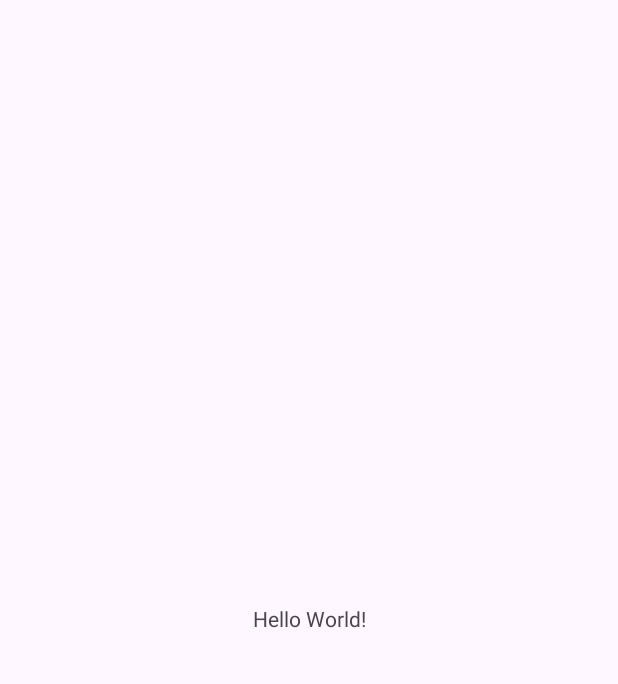
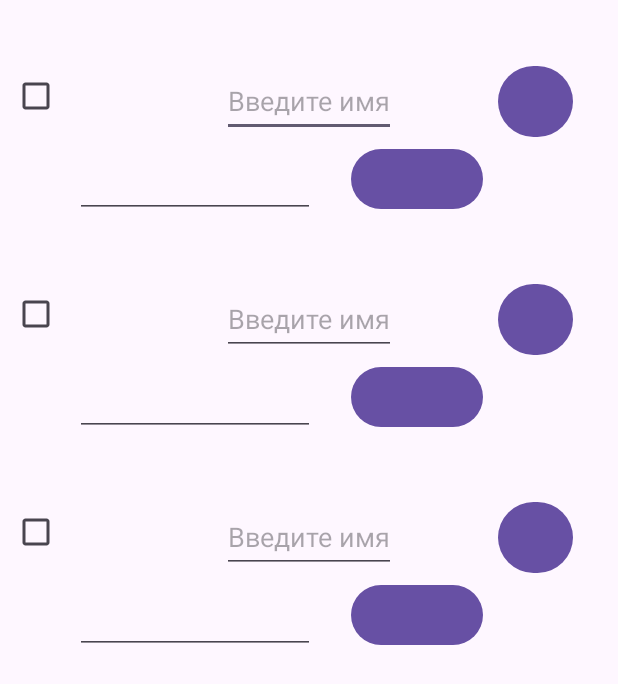
Before and after one commit to AndreyAbdulkayumov/MyCapital_Kotlin, an Android app: the screen it shows after launch (MainActivity), on a phone screen of 412 x 824 dp. Before the commit the part shown is almost empty. Shown: the top 684 px of the screen. Run offline under Robolectric (Android 15) with nearby library versions, the phone set to English and light mode, and no system bars.

Commit message:
0.1.0
1. Добавлена разметка для поля части капитала.

```diff
--- a/app/src/main/res/layout/activity_main.xml
+++ b/app/src/main/res/layout/activity_main.xml
@@ -6,13 +6,26 @@
     android:layout_height="match_parent"
     tools:context=".MainActivity">
 
-    <TextView
-        android:layout_width="wrap_content"
-        android:layout_height="wrap_content"
-        android:text="Hello World!"
-        app:layout_constraintBottom_toBottomOf="parent"
-        app:layout_constraintEnd_toEndOf="parent"
-        app:layout_constraintStart_toStartOf="parent"
-        app:layout_constraintTop_toTopOf="parent" />
+    <LinearLayout
+        android:layout_width="match_parent"
+        android:layout_height="match_parent"
+        android:orientation="vertical">
+
+        <include layout="@layout/part_of_capital_field"
+            android:layout_width="wrap_content"
+            android:layout_height="wrap_content"
+            android:layout_marginTop="40dp"/>
+
+        <include layout="@layout/part_of_capital_field"
+            android:layout_width="wrap_content"
+            android:layout_height="wrap_content"
+            android:layout_marginTop="40dp"/>
+
+        <include layout="@layout/part_of_capital_field"
+            android:layout_width="wrap_content"
+            android:layout_height="wrap_content"
+            android:layout_marginTop="40dp"/>
+
+    </LinearLayout>
 
 </androidx.constraintlayout.widget.ConstraintLayout>
--- /dev/null
+++ b/app/src/main/res/layout/part_of_capital_field.xml
@@ -0,0 +1,82 @@
+<?xml version="1.0" encoding="utf-8"?>
+<TableLayout xmlns:android="http://schemas.android.com/apk/res/android"
+    xmlns:app="http://schemas.android.com/apk/res-auto"
+    android:layout_width="match_parent"
+    android:layout_height="match_parent">
+
+    <TableRow>
+
+        <RelativeLayout
+            android:layout_width="wrap_content"
+            android:layout_height="wrap_content">
+
+            <CheckBox
+                android:layout_width="wrap_content"
+                android:layout_height="wrap_content"
+
+                android:layout_alignParentLeft="true"
+                android:layout_alignParentTop="true"
+                />
+
+            <EditText
+                android:layout_width="wrap_content"
+                android:layout_height="wrap_content"
+
+                android:layout_centerInParent="true"
+
+                android:height="48dp"
+
+                android:hint="Введите имя"
+                />
+
+            <Button
+                android:layout_width="50dp"
+                android:layout_height="55dp"
+
+                android:layout_marginEnd="30dp"
+
+                android:layout_alignParentTop="true"
+                android:layout_alignParentEnd="true"
+                android:contentDescription="@string/button"
+                />
+
+        </RelativeLayout>
+
+    </TableRow>
+
+
+    <TableRow>
+
+        <RelativeLayout
+            android:layout_height="match_parent"
+            android:layout_width="match_parent">
+
+            <EditText
+                android:layout_width="160dp"
+                android:layout_height="50dp"
+
+                android:inputType="number"
+
+                android:autofillHints="dsd"
+
+                android:layout_alignParentStart="true"
+                android:layout_marginStart="50dp"
+                android:textSize="18sp" />
+
+            <Button
+                android:layout_width="wrap_content"
+                android:layout_height="wrap_content"
+
+                android:layout_alignParentEnd="true"
+
+                android:layout_marginEnd="90dp"
+
+                android:contentDescription="@string/button"
+                />
+
+        </RelativeLayout>
+
+
+    </TableRow>
+
+</TableLayout>
--- a/app/src/main/res/values/strings.xml
+++ b/app/src/main/res/values/strings.xml
@@ -1,3 +1,5 @@
 <resources>
     <string name="app_name">MyCapital</string>
+    <string name="button">button</string>
+    <string name="EditText">EditText</string>
 </resources>
```
